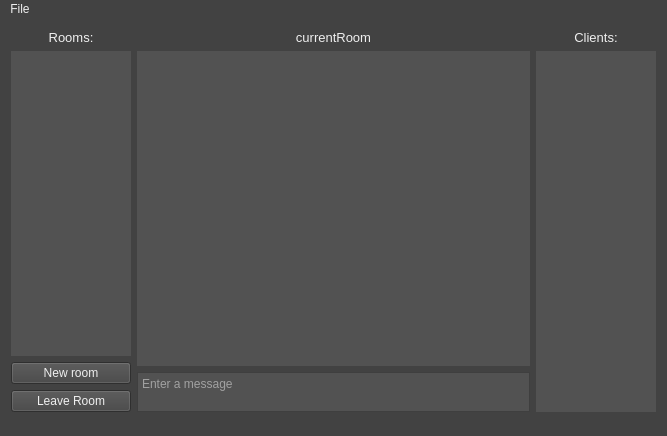
First picture: the form in TCP_Chat_Client/mainwindow.ui, repository Skau/TCPChat, before the edit.
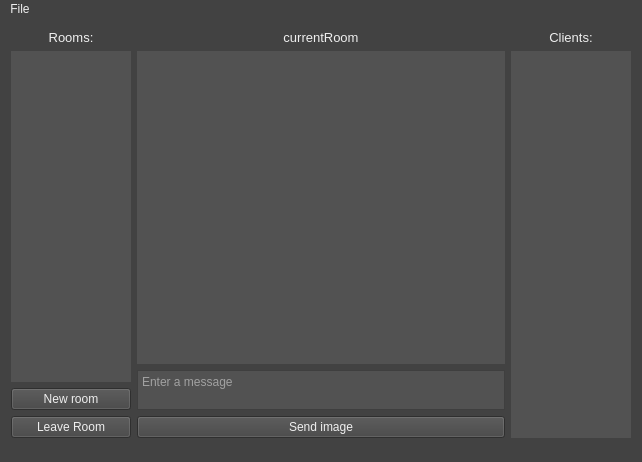
Second picture: the form after the edit.

Commit message: Sending images now works 40% of the time

Diff of the .ui file:
```diff
--- a/TCP_Chat_Client/mainwindow.ui
+++ b/TCP_Chat_Client/mainwindow.ui
@@ -6,8 +6,8 @@
    <rect>
     <x>0</x>
     <y>0</y>
-    <width>667</width>
-    <height>436</height>
+    <width>642</width>
+    <height>462</height>
    </rect>
   </property>
   <property name="windowTitle">
@@ -96,13 +96,7 @@
          </widget>
         </item>
         <item>
-         <widget class="QPlainTextEdit" name="textEdit_Chat">
-          <property name="sizePolicy">
-           <sizepolicy hsizetype="Expanding" vsizetype="Expanding">
-            <horstretch>0</horstretch>
-            <verstretch>0</verstretch>
-           </sizepolicy>
-          </property>
+         <widget class="QTextEdit" name="textEdit_Chat">
           <property name="styleSheet">
            <string notr="true">background-color:rgb(82,82,82);
 color: rgb(239,239,239);
@@ -143,6 +137,13 @@
           </property>
          </widget>
         </item>
+        <item>
+         <widget class="QPushButton" name="button_sendImage">
+          <property name="text">
+           <string>Send image</string>
+          </property>
+         </widget>
+        </item>
        </layout>
       </item>
       <item>
@@ -208,7 +209,7 @@
     <rect>
      <x>0</x>
      <y>0</y>
-     <width>667</width>
+     <width>642</width>
      <height>20</height>
     </rect>
    </property>
```
The commit also changes 8 other files.
